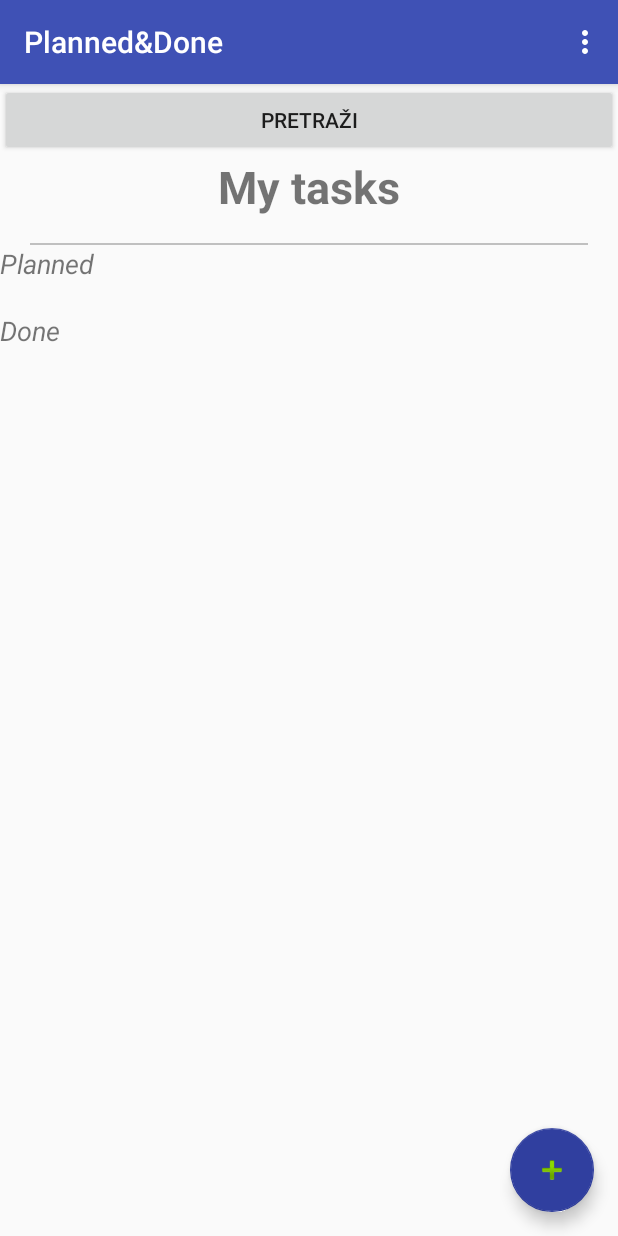
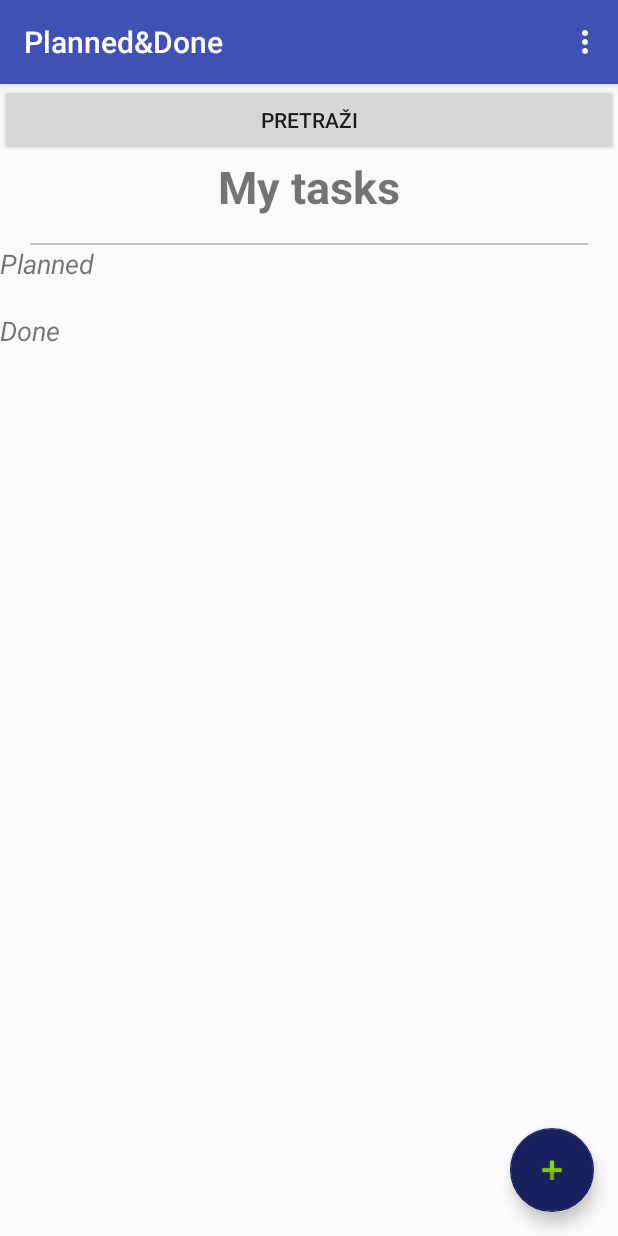
Before and after one commit to petrarozic/P-D, an Android app: the screen it shows after launch (MainActivity), on a phone screen of 412 x 824 dp. Run offline under Robolectric (Android 15) with nearby library versions, the phone set to English and light mode, and no system bars; 1 statement that could not run was skipped.

Commit message:
Izbor teme (nedovrseno).

```diff
--- a/PlannedAndDone/app/src/main/AndroidManifest.xml
+++ b/PlannedAndDone/app/src/main/AndroidManifest.xml
@@ -14,7 +14,7 @@
         <activity
             android:name=".MainActivity"
             android:label="@string/app_name"
-            android:theme="@style/AppTheme.NoActionBar">
+            android:theme="@style/LightBlue.NoActionBar">
             <intent-filter>
                 <action android:name="android.intent.action.MAIN" />
 
--- a/PlannedAndDone/app/src/main/res/layout/activity_add_task.xml
+++ b/PlannedAndDone/app/src/main/res/layout/activity_add_task.xml
@@ -7,7 +7,8 @@
     android:layout_height="match_parent"
     tools:context="com.pnd.future_bosses.plannedanddone.AddTaskActivity"
     android:orientation="vertical"
-    android:layout_margin="20dp">
+    android:layout_margin="20dp"
+    >
 
 
 
--- a/PlannedAndDone/app/src/main/res/layout/activity_edit_categories.xml
+++ b/PlannedAndDone/app/src/main/res/layout/activity_edit_categories.xml
@@ -1,10 +1,12 @@
 <?xml version="1.0" encoding="utf-8"?>
-<android.support.constraint.ConstraintLayout xmlns:android="http://schemas.android.com/apk/res/android"
+<android.support.constraint.ConstraintLayout
+    xmlns:android="http://schemas.android.com/apk/res/android"
     xmlns:app="http://schemas.android.com/apk/res-auto"
     xmlns:tools="http://schemas.android.com/tools"
     android:layout_width="match_parent"
     android:layout_height="match_parent"
-    tools:context="com.pnd.future_bosses.plannedanddone.EditCategories">
+    tools:context="com.pnd.future_bosses.plannedanddone.EditCategories"
+   >
 
     <TextView
         android:id="@+id/textView2"
--- a/PlannedAndDone/app/src/main/res/menu/main.xml
+++ b/PlannedAndDone/app/src/main/res/menu/main.xml
@@ -12,7 +12,7 @@
         android:title="@string/action_notifications" app:showAsAction="never" />
 
     <item android:id="@+id/action_style" android:orderInCategory="100"
-        android:title="@string/action_style" app:showAsAction="never" />
+        android:title="@string/action_style" app:showAsAction="never" android:onClick="choseStyle"/>
 
     <item android:id="@+id/action_deleteCompleted" android:orderInCategory="100"
         android:title="@string/action_deleteCompleted" app:showAsAction="never" android:onClick="deleteAllDone"/>
--- a/PlannedAndDone/app/src/main/res/values/colors.xml
+++ b/PlannedAndDone/app/src/main/res/values/colors.xml
@@ -1,7 +1,14 @@
 <?xml version="1.0" encoding="utf-8"?>
 <resources>
     <color name="colorPrimary">#3F51B5</color>
-    <color name="colorPrimaryDark">#303F9F</color>
-    <color name="colorAccent">#FF4081</color>
+    <color name="colorPrimaryDark">#17215e</color>
+    <color name="colorAccent">#3f51b5</color>
     <color name="greenPomodoro">#ff669900</color>
+    <color name="pinkPrimary">#d25b84</color>
+    <color name="pinkPinkPrimaryDark">#a72552</color>
+    <color name="pinkAccent">#7f3e55</color>
+    <color name="accent_material_dark">#546595</color>
+    <color name="accent_material_light">#f9b564</color>
+    <color name="primary_material_light">#faae3e</color>
+    <color name="primary_dark_material_light">#fb6c3f</color>
 </resources>
--- a/PlannedAndDone/app/src/main/res/values/styles.xml
+++ b/PlannedAndDone/app/src/main/res/values/styles.xml
@@ -1,13 +1,13 @@
 <resources>
 
     <!-- Base application theme. -->
-    <style name="AppTheme" parent="Theme.AppCompat.Light.DarkActionBar">
+    <style name="LightBlue" parent="Theme.AppCompat.Light.DarkActionBar">
         <!-- Customize your theme here. -->
         <item name="colorPrimary">@color/colorPrimary</item>
         <item name="colorPrimaryDark">@color/colorPrimaryDark</item>
         <item name="colorAccent">@color/colorAccent</item>
     </style>
-    <style name="AppTheme.NoActionBar">
+    <style name="LightBlue.NoActionBar">
         <item name="windowActionBar">false</item>
         <item name="windowNoTitle">true</item>
     </style>
@@ -17,4 +17,16 @@
     <style name="myDialog" parent="Theme.AppCompat.Dialog">
         <item name="android:windowNoTitle">true</item>
     </style>
+
+    <style name="LightPink" parent="Theme.AppCompat.Light.NoActionBar" >
+        <item name="colorAccent">@color/pinkAccent</item>
+        <item name="colorPrimaryDark">@color/pinkPinkPrimaryDark</item>
+        <item name="colorPrimary">@color/pinkPrimary</item>
+    </style>
+
+    <style name="LightGreen" parent="Theme.AppCompat.Light.NoActionBar" />
+
+    <style name="LightOrange" parent="LightGreen" />
+
+
 </resources>
```
Also changed, not shown: PlannedAndDone/app/src/main/java/com/pnd/future_bosses/plannedanddone/MainActivity.java (+66 -0 lines), PlannedAndDone/app/src/main/res/layout/activity_main.xml (+8 -4 lines).
